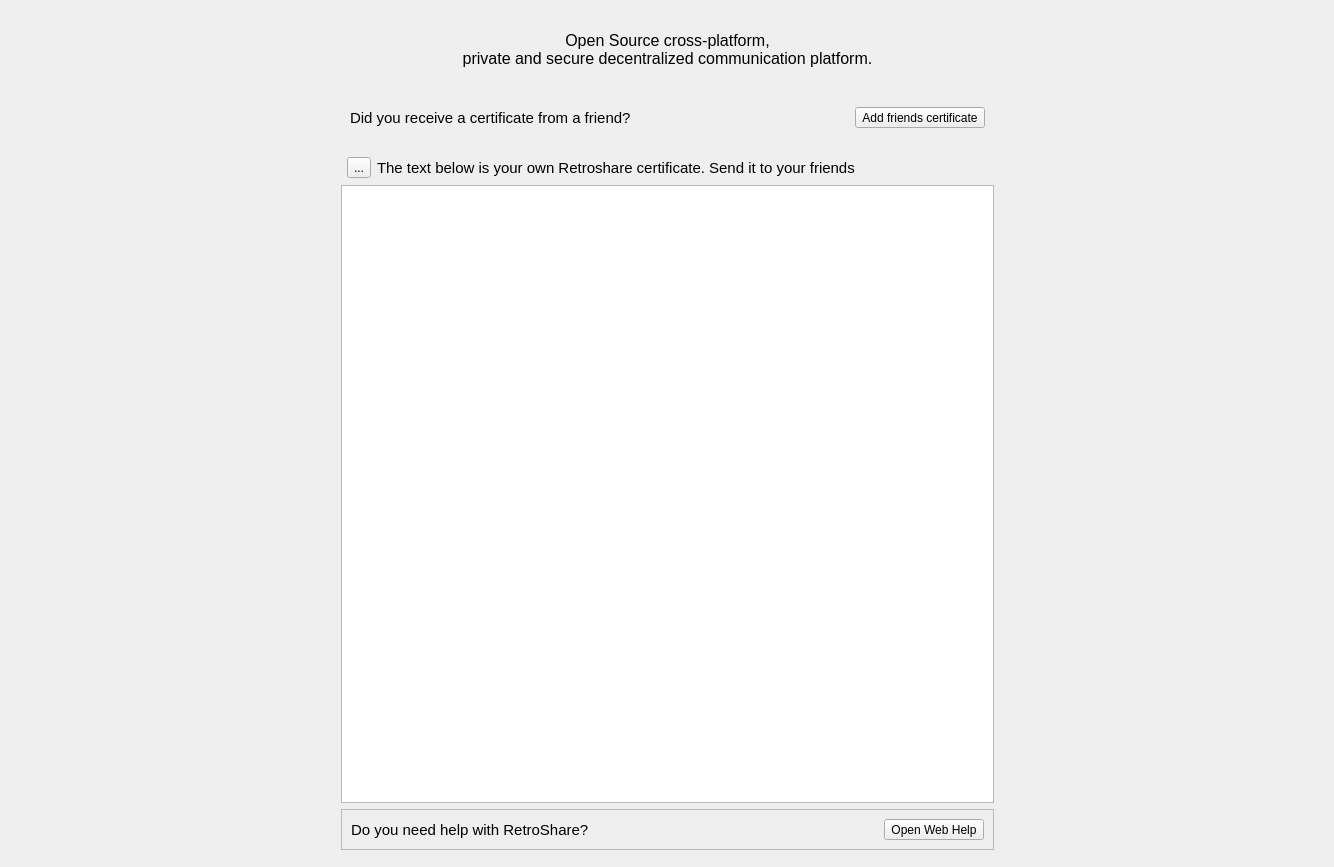
Qt form retroshare-gui/src/gui/HomePage.ui (RetroShare/RetroShare) before a commit.
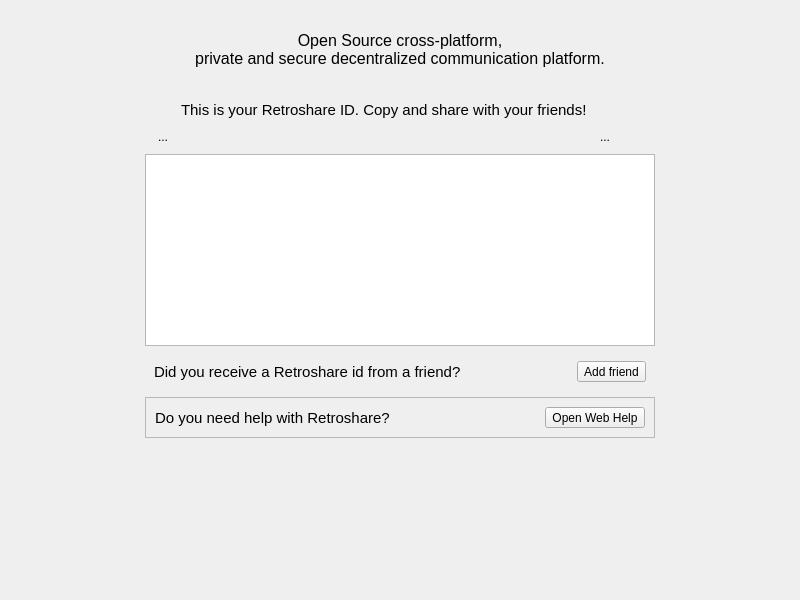
The same form after that commit. Icons and pictures are not drawn.

Commit message:
Home View changes for Retroshare ID
Added Label for Retroshare ID (short invites)
Show Optional the certificate with the Cert Button

Patch:
```diff
--- a/retroshare-gui/src/gui/HomePage.ui
+++ b/retroshare-gui/src/gui/HomePage.ui
@@ -6,14 +6,121 @@
    <rect>
     <x>0</x>
     <y>0</y>
-    <width>1334</width>
-    <height>867</height>
+    <width>800</width>
+    <height>600</height>
    </rect>
   </property>
   <property name="windowTitle">
    <string>Form</string>
   </property>
   <layout class="QGridLayout" name="gridLayout_2">
+   <item row="3" column="1" colspan="2">
+    <widget class="QFrame" name="addframe">
+     <property name="styleSheet">
+      <string notr="true"/>
+     </property>
+     <layout class="QHBoxLayout" name="horizontalLayout">
+      <item>
+       <widget class="QLabel" name="label_3">
+        <property name="font">
+         <font>
+          <pointsize>11</pointsize>
+         </font>
+        </property>
+        <property name="styleSheet">
+         <string notr="true"/>
+        </property>
+        <property name="text">
+         <string>Did you receive a Retroshare id from a friend?</string>
+        </property>
+       </widget>
+      </item>
+      <item>
+       <spacer name="horizontalSpacer">
+        <property name="orientation">
+         <enum>Qt::Horizontal</enum>
+        </property>
+        <property name="sizeHint" stdset="0">
+         <size>
+          <width>40</width>
+          <height>20</height>
+         </size>
+        </property>
+       </spacer>
+      </item>
+      <item>
+       <widget class="QToolButton" name="addButton">
+        <property name="text">
+         <string>Add friend</string>
+        </property>
+        <property name="icon">
+         <iconset resource="icons.qrc">
+          <normaloff>:/icons/png/invite.png</normaloff>:/icons/png/invite.png</iconset>
+        </property>
+        <property name="iconSize">
+         <size>
+          <width>24</width>
+          <height>24</height>
+         </size>
+        </property>
+        <property name="toolButtonStyle">
+         <enum>Qt::ToolButtonTextBesideIcon</enum>
+        </property>
+        <property name="autoRaise">
+         <bool>false</bool>
+        </property>
+       </widget>
+      </item>
+     </layout>
+    </widget>
+   </item>
+   <item row="4" column="1" colspan="2">
+    <widget class="QFrame" name="helpframe">
+     <property name="styleSheet">
+      <string notr="true"/>
+     </property>
+     <property name="frameShape">
+      <enum>QFrame::StyledPanel</enum>
+     </property>
+     <property name="frameShadow">
+      <enum>QFrame::Raised</enum>
+     </property>
+     <layout class="QHBoxLayout" name="horizontalLayout_2">
+      <item>
+       <widget class="QLabel" name="label_4">
+        <property name="font">
+         <font>
+          <pointsize>11</pointsize>
+         </font>
+        </property>
+        <property name="text">
+         <string>Do you need help with Retroshare?</string>
+        </property>
+       </widget>
+      </item>
+      <item>
+       <widget class="QToolButton" name="openwebhelp">
+        <property name="text">
+         <string>Open Web Help</string>
+        </property>
+        <property name="icon">
+         <iconset resource="icons.qrc">
+          <normaloff>:/icons/settings/webinterface.svg</normaloff>:/icons/settings/webinterface.svg</iconset>
+        </property>
+        <property name="iconSize">
+         <size>
+          <width>24</width>
+          <height>24</height>
+         </size>
+        </property>
+        <property name="toolButtonStyle">
+         <enum>Qt::ToolButtonTextBesideIcon</enum>
+        </property>
+       </widget>
+      </item>
+     </layout>
+    </widget>
+   </item>
    <item row="0" column="0" colspan="4">
     <widget class="QLabel" name="label">
      <property name="sizePolicy">
@@ -33,7 +140,24 @@
      </property>
     </widget>
    </item>
-   <item row="4" column="1" colspan="2">
+   <item row="1" column="1" colspan="2">
+    <widget class="QLabel" name="label_2">
+     <property name="font">
+      <font>
+       <pointsize>12</pointsize>
+      </font>
+     </property>
+     <property name="text">
+      <string>Open Source cross-platform, 
+private and secure decentralized communication platform.
+</string>
+     </property>
+     <property name="alignment">
+      <set>Qt::AlignCenter</set>
+     </property>
+    </widget>
+   </item>
+   <item row="2" column="1" colspan="2">
     <layout class="QGridLayout" name="gridLayout">
      <property name="topMargin">
       <number>9</number>
@@ -44,27 +168,6 @@
      <property name="verticalSpacing">
       <number>2</number>
      </property>
-     <item row="1" column="2">
-      <widget class="QLabel" name="userCertLabel">
-       <property name="sizePolicy">
-        <sizepolicy hsizetype="Expanding" vsizetype="Preferred">
-         <horstretch>0</horstretch>
-         <verstretch>0</verstretch>
-        </sizepolicy>
-       </property>
-       <property name="font">
-        <font>
-         <pointsize>11</pointsize>
-        </font>
-       </property>
-       <property name="text">
-        <string>The text below is your own Retroshare certificate. Send it to your friends</string>
-       </property>
-       <property name="alignment">
-        <set>Qt::AlignLeading|Qt::AlignLeft|Qt::AlignVCenter</set>
-       </property>
-      </widget>
-     </item>
      <item row="1" column="1">
       <widget class="QToolButton" name="helpButton">
        <property name="text">
@@ -77,10 +180,71 @@
        <property name="checkable">
         <bool>true</bool>
        </property>
+       <property name="autoRaise">
+        <bool>true</bool>
+       </property>
       </widget>
      </item>
-     <item row="2" column="0" colspan="4">
+     <item row="1" column="4">
+      <widget class="QToolButton" name="shareButton">
+       <property name="sizePolicy">
+        <sizepolicy hsizetype="Preferred" vsizetype="Preferred">
+         <horstretch>0</horstretch>
+         <verstretch>0</verstretch>
+        </sizepolicy>
+       </property>
+       <property name="focusPolicy">
+        <enum>Qt::NoFocus</enum>
+       </property>
+       <property name="toolTip">
+        <string>&lt;html&gt;&lt;head/&gt;&lt;body&gt;&lt;p&gt;Share your RetroShare ID&lt;/p&gt;&lt;/body&gt;&lt;/html&gt;</string>
+       </property>
+       <property name="icon">
+        <iconset resource="icons.qrc">
+         <normaloff>:/icons/svg/share.svg</normaloff>:/icons/svg/share.svg</iconset>
+       </property>
+       <property name="iconSize">
+        <size>
+         <width>24</width>
+         <height>24</height>
+        </size>
+       </property>
+       <property name="popupMode">
+        <enum>QToolButton::InstantPopup</enum>
+       </property>
+       <property name="autoRaise">
+        <bool>true</bool>
+       </property>
+      </widget>
+     </item>
+     <item row="1" column="2">
+      <widget class="QLabel" name="retroshareid">
+       <property name="font">
+        <font>
+         <pointsize>10</pointsize>
+         <weight>75</weight>
+         <bold>true</bold>
+        </font>
+       </property>
+       <property name="contextMenuPolicy">
+        <enum>Qt::DefaultContextMenu</enum>
+       </property>
+       <property name="text">
+        <string/>
+       </property>
+       <property name="textInteractionFlags">
+        <set>Qt::LinksAccessibleByMouse|Qt::TextSelectableByMouse</set>
+       </property>
+      </widget>
+     </item>
+     <item row="3" column="0" colspan="5">
       <widget class="QPlainTextEdit" name="userCertEdit">
+       <property name="sizePolicy">
+        <sizepolicy hsizetype="Expanding" vsizetype="Expanding">
+         <horstretch>0</horstretch>
+         <verstretch>0</verstretch>
+        </sizepolicy>
+       </property>
        <property name="font">
         <font>
          <family>Courier New</family>
@@ -109,23 +273,35 @@
        </property>
       </widget>
      </item>
+     <item row="0" column="2">
+      <widget class="QLabel" name="userCertLabel">
+       <property name="sizePolicy">
+        <sizepolicy hsizetype="Expanding" vsizetype="Preferred">
+         <horstretch>0</horstretch>
+         <verstretch>0</verstretch>
+        </sizepolicy>
+       </property>
+       <property name="font">
+        <font>
+         <pointsize>11</pointsize>
+        </font>
+       </property>
+       <property name="text">
+        <string>This is your Retroshare ID. Copy and share with your friends!</string>
+       </property>
+       <property name="alignment">
+        <set>Qt::AlignLeading|Qt::AlignLeft|Qt::AlignVCenter</set>
+       </property>
+      </widget>
+     </item>
      <item row="1" column="3">
-      <widget class="QToolButton" name="shareButton">
-       <property name="sizePolicy">
-        <sizepolicy hsizetype="Preferred" vsizetype="Preferred">
-         <horstretch>0</horstretch>
-         <verstretch>0</verstretch>
-        </sizepolicy>
-       </property>
-       <property name="focusPolicy">
-        <enum>Qt::NoFocus</enum>
-       </property>
-       <property name="toolTip">
-        <string>Share your RetroShare Key</string>
+      <widget class="QToolButton" name="expandButton">
+       <property name="text">
+        <string>...</string>
        </property>
        <property name="icon">
         <iconset resource="icons.qrc">
-         <normaloff>:/icons/svg/share.svg</normaloff>:/icons/svg/share.svg</iconset>
+         <normaloff>:/icons/png/cert.png</normaloff>:/icons/png/cert.png</iconset>
        </property>
        <property name="iconSize">
         <size>
@@ -133,8 +309,8 @@
          <height>24</height>
         </size>
        </property>
-       <property name="popupMode">
-        <enum>QToolButton::InstantPopup</enum>
+       <property name="checkable">
+        <bool>true</bool>
        </property>
        <property name="autoRaise">
         <bool>true</bool>
@@ -143,165 +319,20 @@
      </item>
     </layout>
    </item>
-   <item row="1" column="1" colspan="2">
-    <widget class="QLabel" name="label_2">
-     <property name="font">
-      <font>
-       <pointsize>12</pointsize>
-      </font>
-     </property>
-     <property name="text">
-      <string>Open Source cross-platform, 
-private and secure decentralized communication platform.
-</string>
-     </property>
-     <property name="alignment">
-      <set>Qt::AlignCenter</set>
-     </property>
-    </widget>
-   </item>
    <item row="5" column="1" colspan="2">
-    <widget class="QFrame" name="helpframe">
-     <property name="styleSheet">
-      <string notr="true"/>
+    <spacer name="verticalSpacer">
+     <property name="orientation">
+      <enum>Qt::Vertical</enum>
      </property>
-     <property name="frameShape">
-      <enum>QFrame::StyledPanel</enum>
+     <property name="sizeHint" stdset="0">
+      <size>
+       <width>20</width>
+       <height>40</height>
+      </size>
      </property>
-     <property name="frameShadow">
-      <enum>QFrame::Raised</enum>
-     </property>
-     <layout class="QHBoxLayout" name="horizontalLayout_2">
-      <item>
-       <widget class="QLabel" name="label_4">
-        <property name="font">
-         <font>
-          <pointsize>11</pointsize>
-         </font>
-        </property>
-        <property name="text">
-         <string>Do you need help with RetroShare?</string>
-        </property>
-       </widget>
-      </item>
-      <item>
-       <widget class="QToolButton" name="openwebhelp">
-        <property name="text">
-         <string>Open Web Help</string>
-        </property>
-        <property name="icon">
-         <iconset resource="icons.qrc">
-          <normaloff>:/icons/settings/webinterface.svg</normaloff>:/icons/settings/webinterface.svg</iconset>
-        </property>
-        <property name="iconSize">
-         <size>
-          <width>24</width>
-          <height>24</height>
-         </size>
-        </property>
-        <property name="toolButtonStyle">
-         <enum>Qt::ToolButtonTextBesideIcon</enum>
-        </property>
-       </widget>
-      </item>
-     </layout>
-    </widget>
-   </item>
-   <item row="6" column="1">
-    <widget class="QFrame" name="addFrame">
-     <layout class="QGridLayout" name="gridLayout_3">
-      <property name="leftMargin">
-       <number>0</number>
-      </property>
-      <property name="topMargin">
-       <number>0</number>
-      </property>
-      <property name="rightMargin">
-       <number>0</number>
-      </property>
-      <property name="bottomMargin">
-       <number>0</number>
-      </property>
-     </layout>
-    </widget>
-   </item>
-   <item row="3" column="1" colspan="2">
-    <widget class="QFrame" name="addframe">
-     <property name="styleSheet">
-      <string notr="true"/>
-     </property>
-     <layout class="QHBoxLayout" name="horizontalLayout">
-      <item>
-       <widget class="QLabel" name="label_3">
-        <property name="font">
-         <font>
-          <pointsize>11</pointsize>
-         </font>
-        </property>
-        <property name="styleSheet">
-         <string notr="true"/>
-        </property>
-        <property name="text">
-         <string>Did you receive a certificate from a friend?</string>
-        </property>
-       </widget>
-      </item>
-      <item>
-       <spacer name="horizontalSpacer">
-        <property name="orientation">
-         <enum>Qt::Horizontal</enum>
-        </property>
-        <property name="sizeHint" stdset="0">
-         <size>
-          <width>40</width>
-          <height>20</height>
-         </size>
-        </property>
-       </spacer>
-      </item>
-      <item>
-       <widget class="QToolButton" name="addButton">
-        <property name="text">
-         <string>Add friends certificate</string>
-        </property>
-        <property name="icon">
-         <iconset resource="icons.qrc">
-          <normaloff>:/icons/png/invite.png</normaloff>:/icons/png/invite.png</iconset>
-        </property>
-        <property name="iconSize">
-         <size>
-          <width>24</width>
-          <height>24</height>
-         </size>
-        </property>
-        <property name="toolButtonStyle">
-         <enum>Qt::ToolButtonTextBesideIcon</enum>
-        </property>
-        <property name="autoRaise">
-         <bool>false</bool>
-        </property>
-       </widget>
-      </item>
-     </layout>
-    </widget>
-   </item>
-   <item row="2" column="1" colspan="2">
-    <widget class="QFrame" name="frame">
-     <property name="frameShape">
-      <enum>QFrame::StyledPanel</enum>
-     </property>
-     <property name="frameShadow">
-      <enum>QFrame::Raised</enum>
-     </property>
-    </widget>
+    </spacer>
    </item>
   </layout>
-  <zorder>label</zorder>
-  <zorder>addFrame</zorder>
-  <zorder>label_2</zorder>
-  <zorder>addframe</zorder>
-  <zorder>frame</zorder>
-  <zorder>helpframe</zorder>
  </widget>
  <resources>
   <include location="images.qrc"/>
```
The commit also changes 6 other files.
